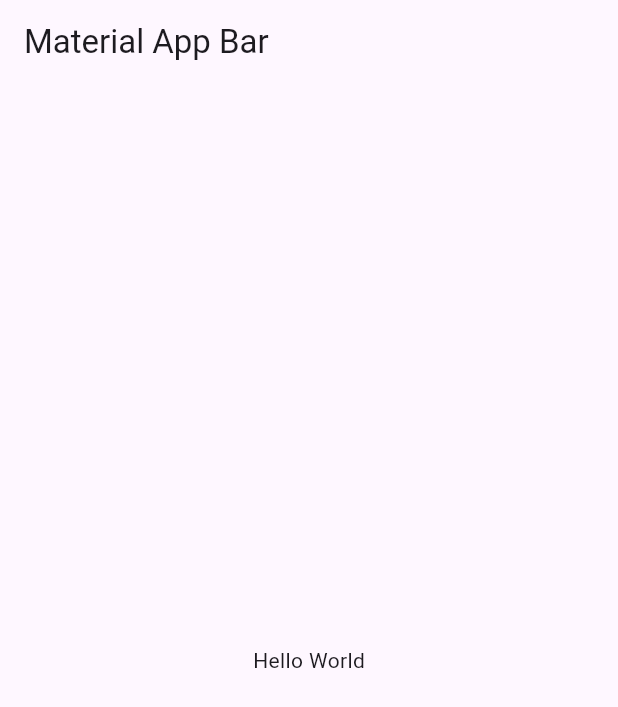
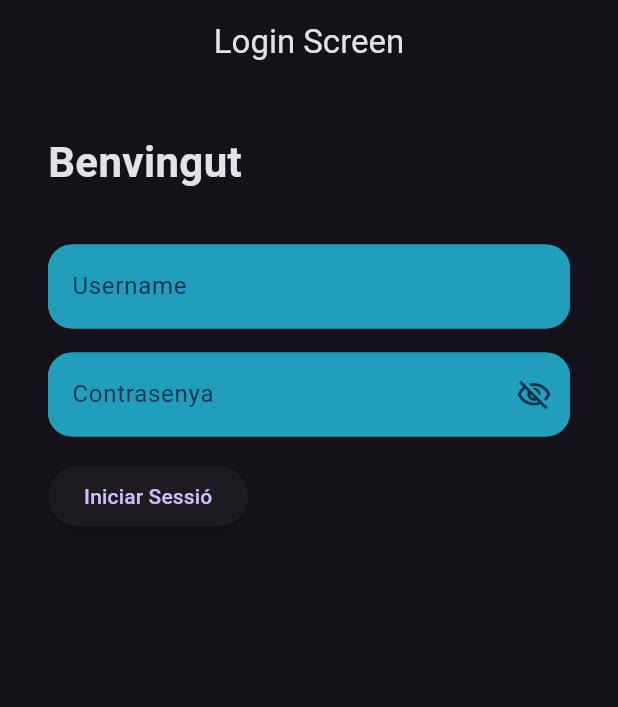
Before and after one commit to antoniofdez20/examen_final_fernandez, a Flutter app: the screen it shows after launch, on a phone screen of 412 x 824 dp. Shown: the top 707 px of the screen. Run offline on Flutter 3.47's test engine with Material 3 defaults, Android fonts, the phone set to English and light mode, and no system bars; our stand-ins replace get, shared_preferences.

Commit message:
exercici 1 guardar credencials

```diff
--- /dev/null
+++ b/lib/controllers/login_controller.dart
@@ -0,0 +1,32 @@
+import 'package:examen_final_fernandez/models/user.dart';
+import 'package:examen_final_fernandez/preferences/preferences.dart';
+import 'package:flutter/material.dart';
+import 'package:get/get.dart';
+
+class LoginController extends GetxController {
+  GlobalKey<FormState> formLoginKey = GlobalKey<FormState>();
+  RxBool isPasswordVisible = false.obs;
+  RxBool isConfPswVisible = false.obs;
+  Rx<User> tempUser = User(
+          username: Preferences.tempUsername,
+          password: Preferences.tempPassword)
+      .obs;
+
+  void togglePasswordVisibility() {
+    isPasswordVisible.value = !isPasswordVisible.value;
+  }
+
+  void toggleConfPswVisibility() {
+    isConfPswVisible.toggle();
+  }
+
+  void saveCredencials(String username, String password) {
+    Preferences.tempUsername = username;
+    Preferences.tempPassword = password;
+  }
+
+  void resetCredencials() {
+    Preferences.tempUsername = '';
+    Preferences.tempPassword = '';
+  }
+}
--- a/lib/main.dart
+++ b/lib/main.dart
@@ -1,22 +1,32 @@
+import 'package:examen_final_fernandez/preferences/preferences.dart';
+import 'package:examen_final_fernandez/screens/screens.dart';
 import 'package:flutter/material.dart';
+import 'package:get/get.dart';
 
-void main() => runApp(const MyApp());
+void main() async {
+  WidgetsFlutterBinding
+      .ensureInitialized(); //este widget nos asegura que se han establecido unos canales primitivos a bajo nivel para ejecutar el metodo asincrono para inicializar
+  await Preferences.init();
+  runApp(const MyApp());
+}
 
 class MyApp extends StatelessWidget {
   const MyApp({super.key});
 
   @override
   Widget build(BuildContext context) {
-    return MaterialApp(
-      title: 'Material App',
-      home: Scaffold(
-        appBar: AppBar(
-          title: const Text('Material App Bar'),
+    return GetMaterialApp(
+      debugShowCheckedModeBanner: false,
+      title: 'Examen Final Antonio Fernandez Muñoz',
+      initialRoute: '/login',
+      getPages: [
+        GetPage(
+          name: '/login',
+          page: () => const LoginScreen(),
         ),
-        body: const Center(
-          child: Text('Hello World'),
-        ),
-      ),
+        GetPage(name: '/home', page: () => const HomeScreen()),
+      ],
+      theme: ThemeData.dark(),
     );
   }
 }
--- /dev/null
+++ b/lib/models/user.dart
@@ -0,0 +1,6 @@
+class User {
+  String username;
+  String password;
+
+  User({required this.username, required this.password});
+}
--- /dev/null
+++ b/lib/preferences/preferences.dart
@@ -0,0 +1,30 @@
+import 'package:shared_preferences/shared_preferences.dart';
+
+class Preferences {
+  static late SharedPreferences _prefs; //objeto de tipo SharedPreferences
+
+  static String _tempUsername = '';
+  static String _tempPassword = '';
+
+  static Future init() async {
+    _prefs = await SharedPreferences.getInstance();
+  }
+
+  static String get tempUsername {
+    return _prefs.getString('tempUsername') ?? _tempUsername;
+  }
+
+  static set tempUsername(String value) {
+    _tempUsername = value;
+    _prefs.setString('tempUsername', value);
+  }
+
+  static String get tempPassword {
+    return _prefs.getString('tempPassword') ?? _tempPassword;
+  }
+
+  static set tempPassword(String value) {
+    _tempPassword = value;
+    _prefs.setString('tempPassword', value);
+  }
+}
--- /dev/null
+++ b/lib/screens/home_screen.dart
@@ -0,0 +1,30 @@
+import 'package:examen_final_fernandez/controllers/login_controller.dart';
+import 'package:flutter/material.dart';
+import 'package:get/get.dart';
+
+class HomeScreen extends StatelessWidget {
+  const HomeScreen({super.key});
+
+  @override
+  Widget build(BuildContext context) {
+    final controller = Get.find<LoginController>();
+    return Scaffold(
+      appBar: AppBar(
+        centerTitle: true,
+        title: const Text('Home Screen'),
+        actions: [
+          IconButton(
+            icon: const Icon(Icons.exit_to_app),
+            onPressed: () {
+              controller.resetCredencials();
+              Get.offNamed('/login');
+            },
+          ),
+        ],
+      ),
+      body: const Center(
+        child: Text('Home Screen'),
+      ),
+    );
+  }
+}
--- /dev/null
+++ b/lib/screens/login_screen.dart
@@ -0,0 +1,95 @@
+import 'package:examen_final_fernandez/controllers/login_controller.dart';
+import 'package:examen_final_fernandez/utils/custom_colors.dart';
+import 'package:examen_final_fernandez/utils/custom_input_decoration.dart';
+import 'package:flutter/material.dart';
+import 'package:get/get.dart';
+
+class LoginScreen extends StatelessWidget {
+  const LoginScreen({super.key});
+
+  @override
+  Widget build(BuildContext context) {
+    final controller = Get.put<LoginController>(LoginController());
+    //el gesturedetector nos va a permitir que si el usuario toca en cualquier parte de la pantalla que no sean los campos de texto el teclado se escondera
+    return GestureDetector(
+      onTap: () => FocusScope.of(context).unfocus(),
+      child: Scaffold(
+        appBar: AppBar(
+          centerTitle: true,
+          title: const Text('Login Screen'),
+        ),
+        //SafeArea nos permite que el contenido de la pantalla no se superponga con el notch de las diferentes pantallas, los diferentes bordes que puedan tener, etc
+        body: SafeArea(
+          child: SingleChildScrollView(
+            child: Padding(
+              padding: const EdgeInsets.all(32),
+              child: Form(
+                key: controller.formLoginKey,
+                autovalidateMode: AutovalidateMode.onUserInteraction,
+                child: Column(
+                  crossAxisAlignment: CrossAxisAlignment.start,
+                  children: [
+                    const Padding(
+                      padding: EdgeInsets.only(bottom: 35),
+                      child: Text('Benvingut',
+                          style: TextStyle(
+                              fontSize: 28, fontWeight: FontWeight.bold)),
+                    ),
+                    Obx(
+                      () => TextFormField(
+                        onChanged: (value) {
+                          controller.tempUser.value.username = value;
+                        },
+                        initialValue: controller.tempUser.value.username,
+                        style: const TextStyle(color: MyColors.greenVogue),
+                        cursorColor: MyColors.greenVogue,
+                        decoration: CustomInputDecorations.buildInputDecoration(
+                            labelText: 'Username'),
+                        keyboardType: TextInputType.emailAddress,
+                      ),
+                    ),
+                    const SizedBox(height: 16),
+                    Obx(
+                      () => TextFormField(
+                        onChanged: (value) {
+                          controller.tempUser.value.password = value;
+                        },
+                        initialValue: controller.tempUser.value.password,
+                        style: const TextStyle(color: MyColors.greenVogue),
+                        cursorColor: MyColors.greenVogue,
+                        obscureText: !controller.isPasswordVisible.value,
+                        decoration: CustomInputDecorations.buildInputDecoration(
+                          labelText: 'Contrasenya',
+                          suffixIcon: IconButton(
+                            icon: Icon(
+                              controller.isPasswordVisible.value
+                                  ? Icons.visibility
+                                  : Icons.visibility_off_outlined,
+                              color: MyColors.greenVogue,
+                            ),
+                            onPressed: () =>
+                                controller.togglePasswordVisibility(),
+                          ),
+                        ),
+                      ),
+                    ),
+                    const SizedBox(height: 16),
+                    ElevatedButton(
+                      onPressed: () {
+                        controller.saveCredencials(
+                            controller.tempUser.value.username,
+                            controller.tempUser.value.password);
+                        Get.offNamed('/home');
+                      },
+                      child: const Text('Iniciar Sessió'),
+                    ),
+                  ],
+                ),
+              ),
+            ),
+          ),
+        ),
+      ),
+    );
+  }
+}
--- /dev/null
+++ b/lib/screens/screens.dart
@@ -0,0 +1,2 @@
+export 'package:examen_final_fernandez/screens/home_screen.dart';
+export 'package:examen_final_fernandez/screens/login_screen.dart';
--- /dev/null
+++ b/lib/utils/custom_colors.dart
@@ -0,0 +1,17 @@
+import 'package:flutter/material.dart';
+
+class MyColors {
+  // Dark Theme
+  static const blueCharcoal = Color(0xFF00032e);
+  static const midnight = Color(0xFF001D3D);
+  static const midnightBlue = Color(0xFF003566);
+  static const amber = Color(0xFFFFC300);
+  static const gold = Color(0xFFFFD60a);
+
+  // Light Theme
+  static const cornflower = Color(0xFF8ECAE6);
+  static const easternBlue = Color(0xFF219EBC);
+  static const greenVogue = Color(0xFF023047);
+  static const selectiveYellow = Color(0xFFFFB703);
+  static const flushOrange = Color(0xFFFB8500);
+}
--- /dev/null
+++ b/lib/utils/custom_input_decoration.dart
@@ -0,0 +1,31 @@
+import 'package:examen_final_fernandez/utils/custom_colors.dart';
+import 'package:flutter/material.dart';
+
+class CustomInputDecorations {
+  static InputDecoration buildInputDecoration({
+    required String labelText,
+    Widget? suffixIcon,
+  }) {
+    return InputDecoration(
+      labelText: labelText,
+      labelStyle: const TextStyle(color: MyColors.greenVogue),
+      enabledBorder: const OutlineInputBorder(
+        borderSide: BorderSide(
+          color: MyColors.easternBlue,
+          width: 2,
+        ),
+        borderRadius: BorderRadius.all(Radius.circular(16)),
+      ),
+      focusedBorder: const OutlineInputBorder(
+        borderSide: BorderSide(
+          color: MyColors.greenVogue,
+          width: 2,
+        ),
+        borderRadius: BorderRadius.all(Radius.circular(16)),
+      ),
+      filled: true,
+      fillColor: MyColors.easternBlue,
+      suffixIcon: suffixIcon,
+    );
+  }
+}
--- a/pubspec.yaml
+++ b/pubspec.yaml
@@ -30,6 +30,8 @@ environment:
 dependencies:
   flutter:
     sdk: flutter
+  get: ^4.6.6
+  shared_preferences: ^2.0.15
 
 
   # The following adds the Cupertino Icons font to your application.
```
Also changed, not shown: pubspec.lock, 1 other file.
